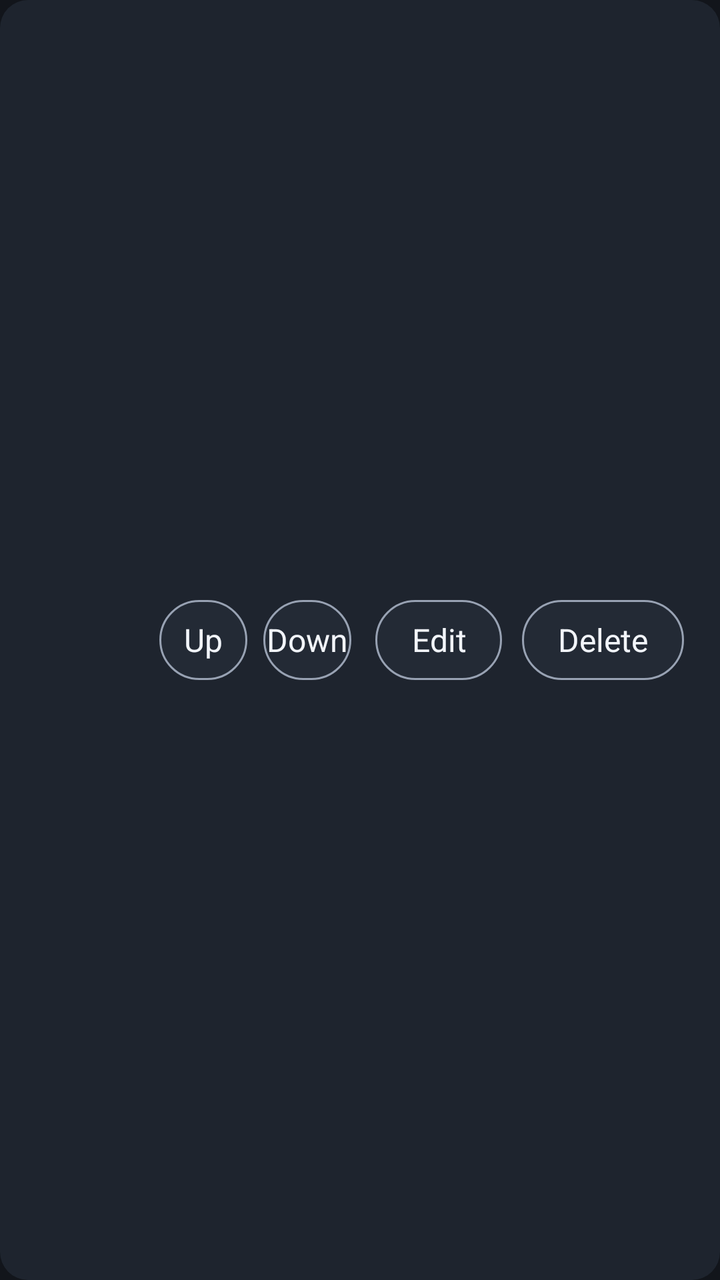
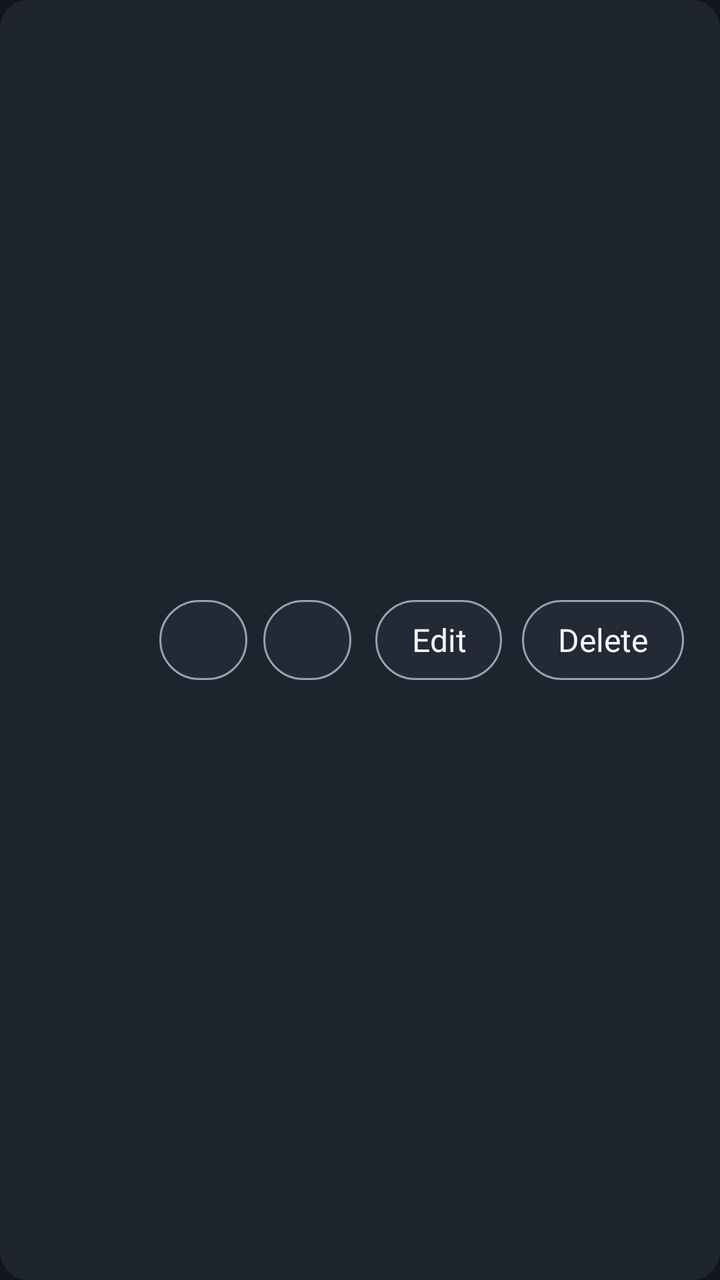

The first picture is an Android layout as it rendered before a commit; the second is the same layout after the commit. The layout source and the unified diff follow.
<!-- AndroidManifest.xml: application theme Theme.IperfDroid -->
<!-- res/layout/item_config.xml -->
<?xml version="1.0" encoding="utf-8"?>
<LinearLayout xmlns:android="http://schemas.android.com/apk/res/android"
    android:layout_width="match_parent"
    android:layout_height="wrap_content"
    android:layout_margin="8dp"
    android:background="@drawable/bg_card"
    android:focusable="true"
    android:gravity="center_vertical"
    android:orientation="horizontal"
    android:padding="18dp">

    <LinearLayout
        android:layout_width="0dp"
        android:layout_height="wrap_content"
        android:layout_weight="1"
        android:orientation="vertical">

        <TextView
            android:id="@+id/tvCfgName"
            android:layout_width="match_parent"
            android:layout_height="wrap_content"
            android:ellipsize="end"
            android:maxLines="1"
            android:textColor="@color/text_primary"
            android:textSize="20sp"
            android:textStyle="bold" />

        <TextView
            android:id="@+id/tvCfgArgs"
            android:layout_width="match_parent"
            android:layout_height="wrap_content"
            android:layout_marginTop="6dp"
            android:ellipsize="end"
            android:maxLines="1"
            android:textColor="@color/text_secondary"
            android:textSize="15sp" />

    </LinearLayout>

    <TextView
        android:id="@+id/btnUp"
        android:layout_width="44dp"
        android:layout_height="40dp"
        android:layout_marginStart="12dp"
        android:background="@drawable/bg_focusable_chip"
        android:focusable="true"
        android:gravity="center"
        android:text="@string/action_up"
        android:textColor="@color/text_primary"
        android:textSize="16sp" />

    <TextView
        android:id="@+id/btnDown"
        android:layout_width="44dp"
        android:layout_height="40dp"
        android:layout_marginStart="8dp"
        android:background="@drawable/bg_focusable_chip"
        android:focusable="true"
        android:gravity="center"
        android:text="@string/action_down"
        android:textColor="@color/text_primary"
        android:textSize="16sp" />

    <TextView
        android:id="@+id/btnEdit"
        android:layout_width="wrap_content"
        android:layout_height="40dp"
        android:layout_marginStart="12dp"
        android:background="@drawable/bg_focusable_chip"
        android:focusable="true"
        android:gravity="center"
        android:paddingStart="18dp"
        android:paddingEnd="18dp"
        android:text="@string/action_edit"
        android:textColor="@color/text_primary"
        android:textSize="16sp" />

    <TextView
        android:id="@+id/btnDelete"
        android:layout_width="wrap_content"
        android:layout_height="40dp"
        android:layout_marginStart="10dp"
        android:background="@drawable/bg_focusable_chip"
        android:focusable="true"
        android:gravity="center"
        android:paddingStart="18dp"
        android:paddingEnd="18dp"
        android:text="@string/action_delete"
        android:textColor="@color/text_primary"
        android:textSize="16sp" />

</LinearLayout>
<!-- resources referenced by this layout -->
<resources>
  <color name="text_primary">#FFF2F5FA</color>
  <color name="text_secondary">#FF98A2B3</color>
  <!-- drawable bg_card (drawable) -->
  <?xml version="1.0" encoding="utf-8"?>
  <selector xmlns:android="http://schemas.android.com/apk/res/android">
      <item android:state_focused="true">
          <shape android:shape="rectangle">
              <solid android:color="@color/bg_card_focused" />
              <corners android:radius="14dp" />
              <stroke android:width="2dp" android:color="@color/accent" />
          </shape>
      </item>
      <item android:state_pressed="true">
          <shape android:shape="rectangle">
              <solid android:color="@color/bg_card_focused" />
              <corners android:radius="14dp" />
          </shape>
      </item>
      <item>
          <shape android:shape="rectangle">
              <solid android:color="@color/bg_card" />
              <corners android:radius="14dp" />
          </shape>
      </item>
  </selector>
  <!-- drawable bg_focusable_chip (drawable) -->
  <?xml version="1.0" encoding="utf-8"?>
  <selector xmlns:android="http://schemas.android.com/apk/res/android">
      <item android:state_focused="true">
          <shape android:shape="rectangle">
              <solid android:color="@color/accent" />
              <corners android:radius="22dp" />
          </shape>
      </item>
      <item android:state_pressed="true">
          <shape android:shape="rectangle">
              <solid android:color="@color/accent" />
              <corners android:radius="22dp" />
          </shape>
      </item>
      <item>
          <shape android:shape="rectangle">
              <solid android:color="@color/bg_input" />
              <corners android:radius="22dp" />
              <stroke android:width="1dp" android:color="@color/text_secondary" />
          </shape>
      </item>
  </selector>
  <string name="action_delete">Delete</string>
  <string name="action_down">Down</string>
  <string name="action_edit">Edit</string>
  <string name="action_up">Up</string>
  <style name="Theme.IperfDroid" parent="Theme.AppCompat.NoActionBar">
          <item name="android:windowBackground">@color/bg_dark</item>
          <item name="android:colorBackground">@color/bg_dark</item>
          <item name="android:textColorPrimary">@color/text_primary</item>
      </style>
  <color name="bg_card_focused">#FF2E6BE6</color>
  <color name="accent">#FF3D7BFF</color>
  <color name="bg_card">#FF1E242E</color>
  <color name="bg_input">#FF232A35</color>
  <color name="bg_dark">#FF12151B</color>
</resources>

<!-- the commit's change to res/layout/item_config.xml (unified diff, before → after) -->
@@ -43,11 +43,9 @@
         android:layout_height="40dp"
         android:layout_marginStart="12dp"
         android:background="@drawable/bg_focusable_chip"
+        android:contentDescription="@string/action_move_up"
         android:focusable="true"
-        android:gravity="center"
-        android:text="@string/action_up"
-        android:textColor="@color/text_primary"
-        android:textSize="16sp" />
+        android:gravity="center" />
 
     <TextView
         android:id="@+id/btnDown"
@@ -55,11 +53,9 @@
         android:layout_height="40dp"
         android:layout_marginStart="8dp"
         android:background="@drawable/bg_focusable_chip"
+        android:contentDescription="@string/action_move_down"
         android:focusable="true"
-        android:gravity="center"
-        android:text="@string/action_down"
-        android:textColor="@color/text_primary"
-        android:textSize="16sp" />
+        android:gravity="center" />
 
     <TextView
         android:id="@+id/btnEdit"
<!-- resource entries referenced after the edit -->
@@ -49,9 +49,9 @@
       </item>
   </selector>
   <string name="action_delete">Delete</string>
-  <string name="action_down">Down</string>
   <string name="action_edit">Edit</string>
-  <string name="action_up">Up</string>
+  <string name="action_move_down">Move down</string>
+  <string name="action_move_up">Move up</string>
   <style name="Theme.IperfDroid" parent="Theme.AppCompat.NoActionBar">
           <item name="android:windowBackground">@color/bg_dark</item>
           <item name="android:colorBackground">@color/bg_dark</item>
